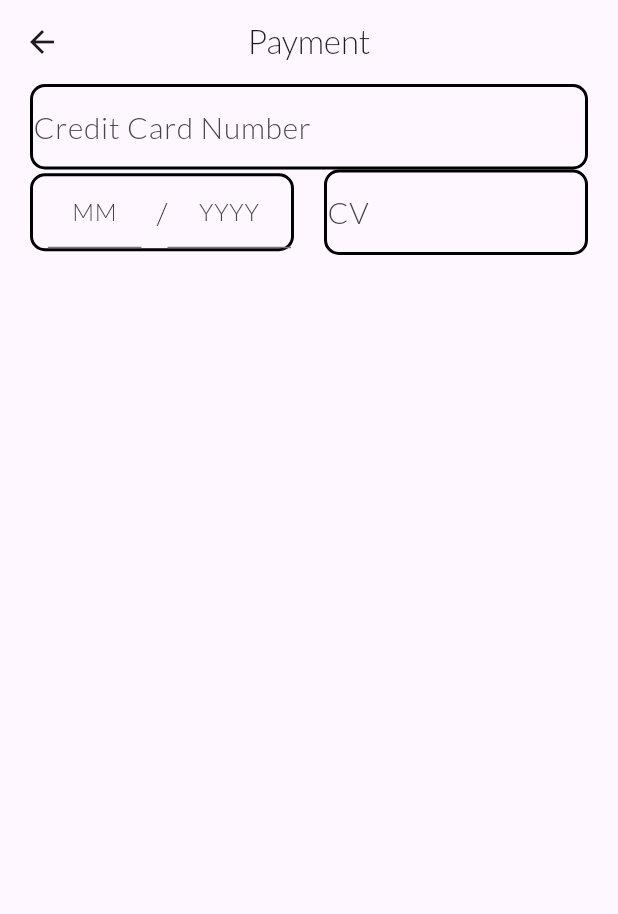
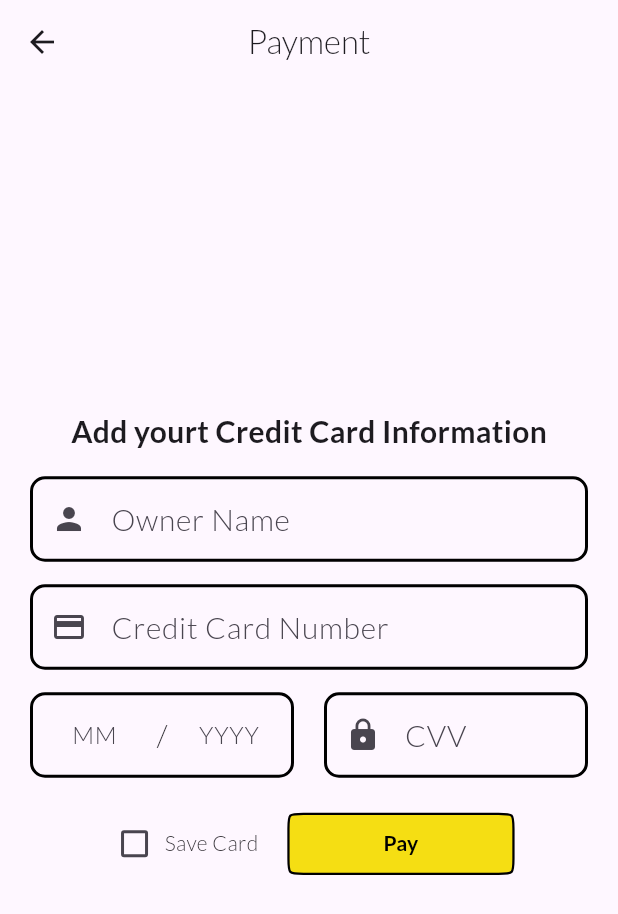
Before and after one commit to ChuyiCrack/Online-Shop-Flutter, a Flutter app: the paymentStatefull screen opened directly, on a phone screen of 412 x 824 dp. Shown: the top 914 px of the screen. Run offline on Flutter 3.47's test engine with Material 3 defaults, Android fonts, the phone set to English and light mode, and no system bars; missing offline and left inert: dart:ffi.

Commit message:
Some litle changes

```diff
--- a/lib/globalVariables.dart
+++ b/lib/globalVariables.dart
@@ -1 +1,3 @@
 List<Map<String, dynamic>> shoppingCart = [];
+
+List<Map<String, String>> savedCards = [];
--- a/lib/main.dart
+++ b/lib/main.dart
@@ -11,6 +11,7 @@ class MyApp extends StatelessWidget {
   @override
   Widget build(BuildContext context) {
     return MaterialApp(
+        debugShowCheckedModeBanner: false,
         theme: ThemeData(
           fontFamily:
               'Lato', //Here we are saying that all the Text has yhis font family is like applying font family to * in CSS
--- a/lib/payment.dart
+++ b/lib/payment.dart
@@ -1,7 +1,8 @@
-import 'package:flutter/cupertino.dart';
 import 'package:flutter/material.dart';
 import 'package:flutter/services.dart';
-import 'package:flutter/widgets.dart';
+import 'globalVariables.dart';
+import 'profile.dart';
+import 'home.dart';
 
 class paymentStatefull extends StatefulWidget {
   const paymentStatefull({super.key});
@@ -13,13 +14,18 @@ class paymentStatefull extends StatefulWidget {
 }
 
 class paymentState extends State<paymentStatefull> {
-  InputDecoration inputDecoration(String label) {
+  InputDecoration inputDecoration(String label, IconData selectedIcon , String? linkImage) {
     return InputDecoration(
       counterText: '',
       contentPadding: const EdgeInsets.only(bottom: 10),
       labelText: label,
       border: InputBorder.none,
       labelStyle: const TextStyle(fontSize: 20, height: 1),
+      prefixIcon: Icon(selectedIcon),
+      suffixIcon: linkImage != null ? Padding(
+        padding: const EdgeInsets.only(right: 5),
+        child: Image.asset(linkImage , width: 25,),
+      ) : const Text('')
     );
   }
 
@@ -27,6 +33,17 @@ class paymentState extends State<paymentStatefull> {
     return BoxDecoration(
         border: Border.all(width: 2), borderRadius: BorderRadius.circular(10));
   }
+
+  TextEditingController numberCardController = TextEditingController();
+  TextEditingController ownerNameController = TextEditingController();
+  TextEditingController yearController = TextEditingController();
+  TextEditingController monthController = TextEditingController();
+  TextEditingController cvvController = TextEditingController();
+
+  String? cardLogo;
+  bool saveCard = false;
+
+  final GlobalKey<HomePageStatelessWidgetState> _homePage = GlobalKey<HomePageStatelessWidgetState>();
 
   @override
   Widget build(BuildContext context) {
@@ -36,54 +53,101 @@ class paymentState extends State<paymentStatefull> {
         centerTitle: true,
       ),
       body: Column(
+        mainAxisAlignment: MainAxisAlignment.center,
         children: [
+          const Text('Add yourt Credit Card Information' , style: TextStyle(fontSize: 20 , fontWeight: FontWeight.w600),),
           Container(
-            margin: const EdgeInsets.symmetric(horizontal: 20),
+            margin: const EdgeInsets.symmetric(horizontal: 20 , vertical: 15),
             decoration: boxinputDecoration(),
             child: TextField(
+              controller: ownerNameController,
+              maxLength: 35,
+              inputFormatters: [
+                FilteringTextInputFormatter.allow(RegExp(r'[a-zA-Z\s]')),
+              ],
+              decoration: inputDecoration('Owner Name' , Icons.person , null),
+            ),
+          ),
+          Container(
+            margin: const EdgeInsets.only(right: 20 , left: 20 , bottom: 15),
+            decoration: boxinputDecoration(),
+            child: TextField(
+              controller: numberCardController,
+              onChanged: (value) {
+               setState(() {
+                 if(value.isNotEmpty){
+                if(value[0] == '4'){
+                  cardLogo = 'assets/images/visa.png';
+                }
+                else if(value[0] == '5'){
+                  cardLogo = 'assets/images/mastercard.png';
+                }
+                else if(value.length >= 2  && value.substring(0,2) == '37'){
+                  cardLogo = 'assets/images/american.png';
+                }
+                else{
+                  cardLogo = null;
+                }
+               }
+               else if(value.isEmpty){
+                  cardLogo = null;
+               }
+               });
+              },
+
               maxLength: 16,
               keyboardType: TextInputType.number,
               inputFormatters: [
                 FilteringTextInputFormatter.allow(RegExp(r'[0-9]'))
               ],
-              decoration: inputDecoration('Credit Card Number'),
+              decoration: inputDecoration('Credit Card Number' , Icons.credit_card , cardLogo),
             ),
           ),
           Row(
             children: [
               Expanded(
                   child: Container(
+                  padding: const EdgeInsets.symmetric(vertical: 2.5),
                 margin: const EdgeInsets.only(left: 20, right: 10),
                 decoration: boxinputDecoration(),
                 child: Row(
                   children: [
                     Expanded(
-                        child: Container(
-                      margin: const EdgeInsets.symmetric(horizontal: 10),
-                      child: const TextField(
+                      child:TextField(
+                        keyboardType:TextInputType.number,
+                        inputFormatters: [
+                          FilteringTextInputFormatter.allow(RegExp(r'[0-9]'))
+                        ],
+                        controller: monthController,
                         maxLength: 2,
-                        decoration: InputDecoration(
+                        decoration: const InputDecoration(
+                            border: InputBorder.none,
                             focusedBorder: InputBorder.none,
                             hintText: 'MM',
                             counterText: ''),
                         textAlign: TextAlign.center,
                       ),
-                    )),
+                    ),
                     const Text(
                       '/',
                       style: TextStyle(fontSize: 20),
                     ),
                     Expanded(
-                        child: Container(
                       child: TextField(
+                        controller: yearController,
                         maxLength: 4,
+                        keyboardType: TextInputType.number,
+                        inputFormatters: [
+                          FilteringTextInputFormatter.allow(RegExp(r'[0-9]'))
+                        ],
                         decoration: const InputDecoration(
+                            border: InputBorder.none,
                             focusedBorder: InputBorder.none,
                             hintText: 'YYYY',
                             counterText: ''),
                         textAlign: TextAlign.center,
                       ),
-                    )),
+                    ),
                   ],
                 ),
               )),
@@ -92,13 +156,71 @@ class paymentState extends State<paymentStatefull> {
                   margin: const EdgeInsets.only(left: 10, right: 20),
                   decoration: boxinputDecoration(),
                   child: TextField(
+                    controller: cvvController,
+                    textAlign: TextAlign.center,
                     maxLength: 4,
-                    decoration: inputDecoration('CV'),
+                    decoration: inputDecoration('CVV' , Icons.lock, null),
                   ),
                 ),
               ),
             ],
+          ),
+          Padding(
+            padding: const EdgeInsets.symmetric(horizontal: 20 ,vertical: 20),
+            child: Row(
+              mainAxisAlignment: MainAxisAlignment.center,
+              children: [
+                Padding(
+                  padding: const EdgeInsets.only(right: 20),
+                  child: Row(
+                    children: [
+                      SizedBox(
+                        width: 40,
+                        child: Checkbox(
+                        value: saveCard,
+                        onChanged:(value){
+                          setState(() {
+                            saveCard = value!;
+                          });
+                        },),
+                      ),
+                      const Text('Save Card')
+                    ],
+                  ),
+                ),
+                SizedBox(
+                  width: 150,
+                  child: TextButton(
+                    style: TextButton.styleFrom(
+                      foregroundColor: Colors.black,
+                      backgroundColor: Color.fromARGB(255, 245, 222, 19),
+                      shape:ContinuousRectangleBorder(borderRadius: BorderRadius.circular(10)),
+                      side: const BorderSide(width: 1.5 , color: Colors.black)
+                    ),
+                    onPressed: (){
+                      if(ownerNameController.text.isEmpty || numberCardController.text.isEmpty || yearController.text.isEmpty || monthController.text.isEmpty ||  cvvController.text.isEmpty || cardLogo == null){
+                        print('Some allert will show');
+                      }
+                      else{
+                        Map<String,String> cardInf = {
+                          'owner':ownerNameController.text,
+                          'numberCard': numberCardController.text,
+                          'expirationDate': monthController.text+ '/'+ yearController.text ,
+                          'cvv' : cvvController.text
+                        };
+                        if(saveCard){
+                          savedCards.add(cardInf);
+                        }
+                        Navigator.of(context).pop();
+
+                        }
+                      },
+                    child: const Text('Pay' , style: TextStyle(fontWeight: FontWeight.w600),)),
+                )
+              ],
+            ),
           )
+
         ],
       ),
     );
```
Also changed, not shown: lib/home.dart (+21 -8 lines), lib/profile.dart (added, +28 -0 lines), assets/images/american.png (added), assets/images/mastercard.png (added), assets/images/visa.png (added).
